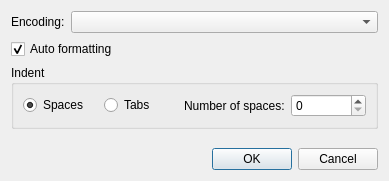
Qt form forms/documentpropertiesdialog.ui (elemc/XMLer) before a commit.
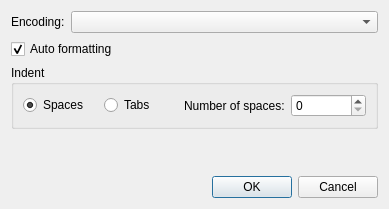
The same form after that commit.

Commit message: Changed properties dialog modal to windowModal. Enable the Save action.

```diff
--- a/forms/documentpropertiesdialog.ui
+++ b/forms/documentpropertiesdialog.ui
@@ -7,7 +7,7 @@
     <x>0</x>
     <y>0</y>
     <width>389</width>
-    <height>181</height>
+    <height>209</height>
    </rect>
   </property>
   <property name="windowTitle">
```
Left out of the diff: 3 changed lines with no effect on the pictures. The commit also changes 4 other files.
